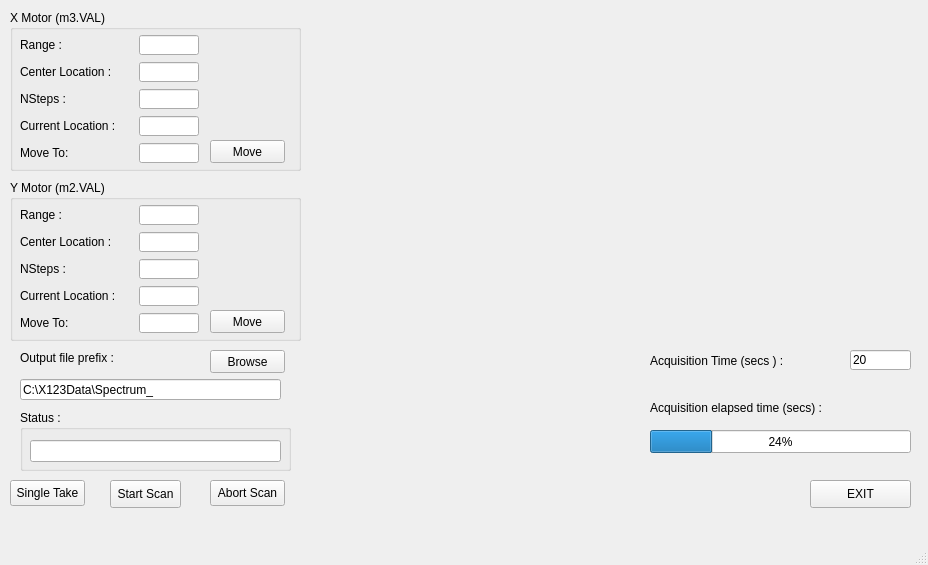
Qt form gridscan_mainwin.ui (hgarbeil/pyAmptek) before a commit.
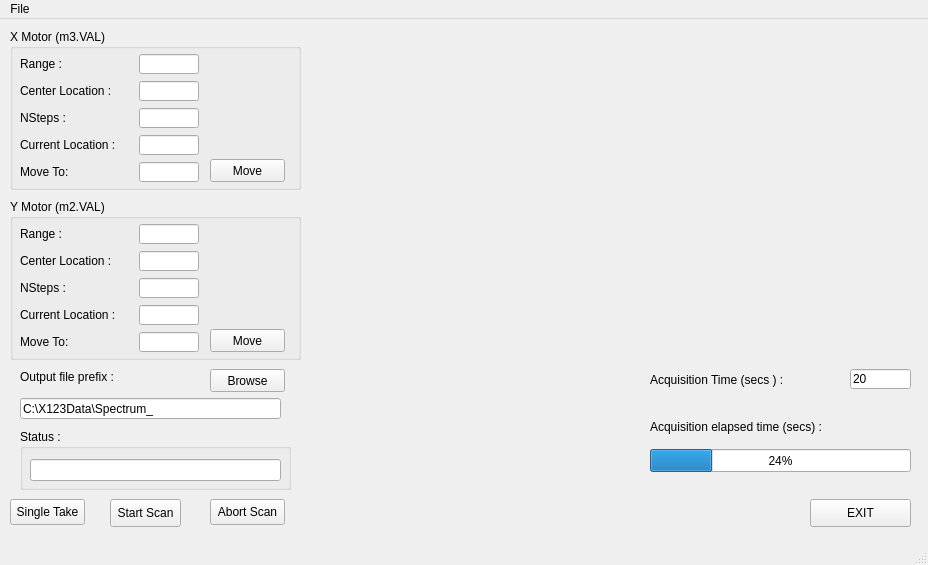
The same form after that commit. Custom widgets are drawn as their Qt base class.

Diff of the .ui file:
```diff
--- a/gridscan_mainwin.ui
+++ b/gridscan_mainwin.ui
@@ -524,6 +524,13 @@
      <height>21</height>
     </rect>
    </property>
+   <widget class="QMenu" name="menuFile">
+    <property name="title">
+     <string>File</string>
+    </property>
+    <addaction name="actionLoad_mca_file"/>
+   </widget>
+   <addaction name="menuFile"/>
   </widget>
   <widget class="QStatusBar" name="statusbar"/>
  </widget>
```
Left out of the diff: 5 changed lines with no effect on the pictures.
